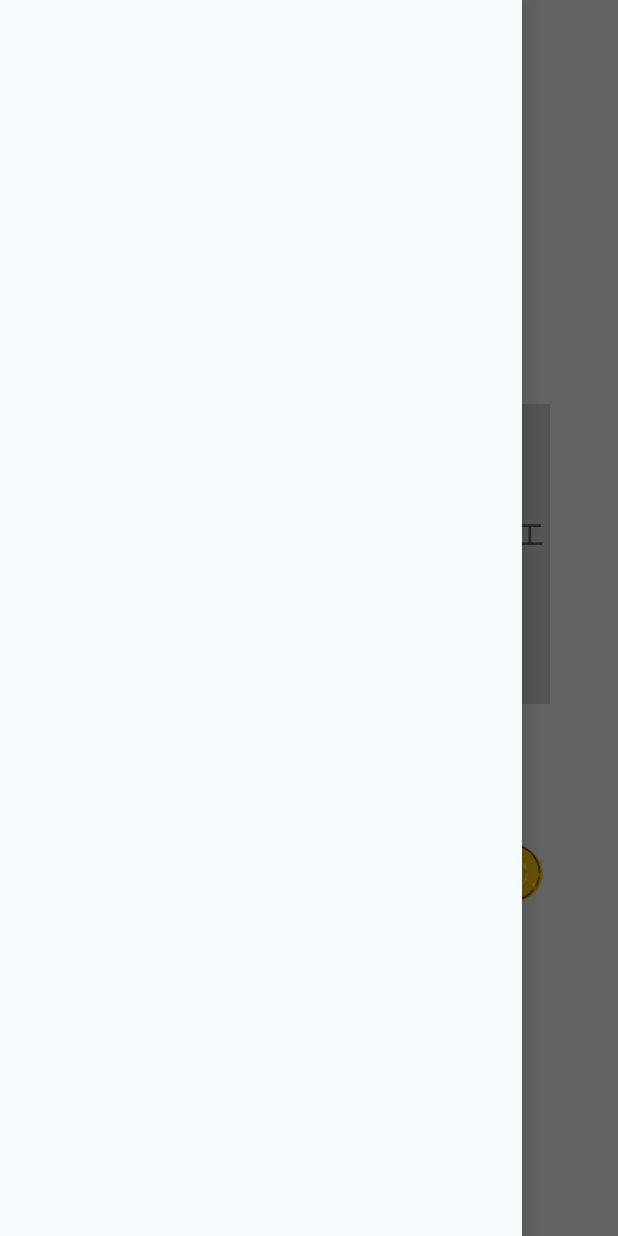
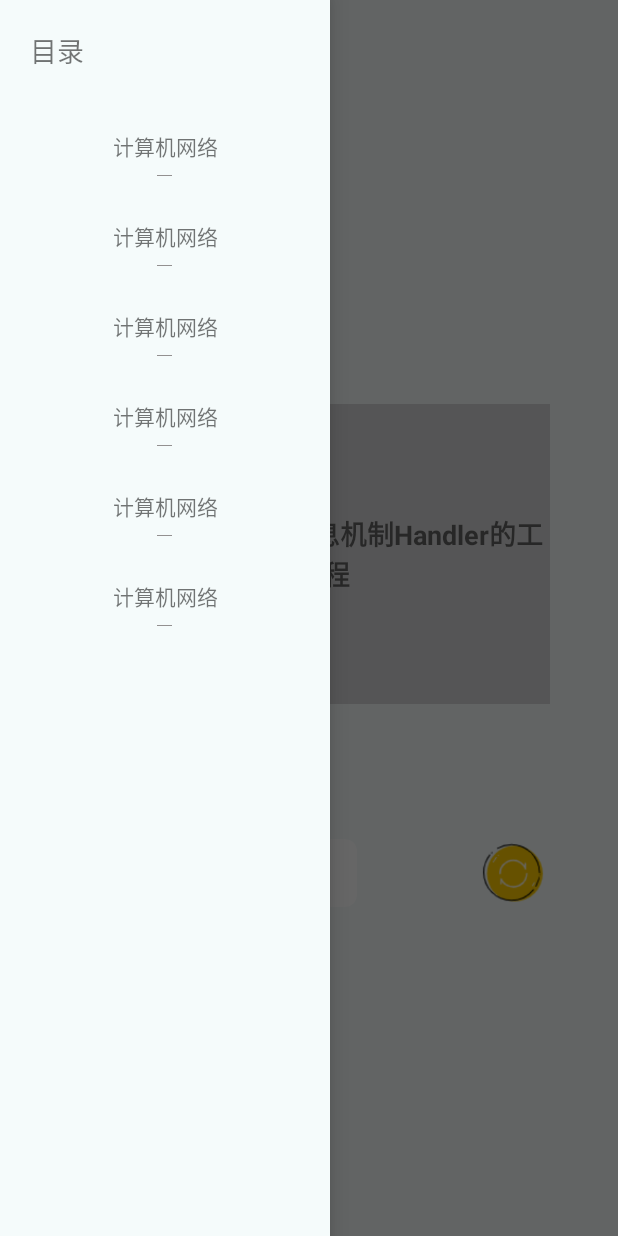
Before and after one commit to NahFang/CardStudy, an Android app: the MainActivity screen opened directly, with no data from a screen before it, with the side drawer open, on a phone screen of 412 x 824 dp. Run offline under Robolectric (Android 15) with nearby library versions, the phone set to English and light mode, and no system bars; our stand-ins replace data binding.

Commit message:
init layout of drawer and has finished its logic of close

```diff
--- a/app/build.gradle
+++ b/app/build.gradle
@@ -3,6 +3,7 @@ plugins {
     //Navigation
     id("androidx.navigation.safeargs")
 }
+
 
 android {
     compileSdkVersion 31
@@ -10,6 +11,7 @@ android {
     dataBinding{
         enabled = true
     }
+
 
     defaultConfig {
         applicationId "com.nahfang.studycard"
--- a/app/src/main/java/com/nahfang/studycard/fragment/CardViewModel.java
+++ /dev/null
@@ -1,12 +0,0 @@
-package com.nahfang.studycard.fragment;
-
-import android.util.Log;
-
-import com.nahfang.studycard.common.BaseViewModel;
-
-public class CardViewModel extends BaseViewModel {
-    // TODO: Implement the ViewModel
-    public void print(){
-        Log.d("testa","aaaa");
-    }
-}
--- a/app/src/main/java/com/nahfang/studycard/fragment/MainFragment.java
+++ b/app/src/main/java/com/nahfang/studycard/fragment/MainFragment.java
@@ -5,19 +5,24 @@ package com.nahfang.studycard.fragment;
 import android.os.Bundle;
 import androidx.annotation.Nullable;
 import androidx.fragment.app.Fragment;
-import androidx.viewpager2.widget.ViewPager2;
+import androidx.fragment.app.FragmentManager;
+import androidx.fragment.app.FragmentTransaction;
+
 import android.view.View;
 import com.nahfang.studycard.R;
-import com.nahfang.studycard.ViewPagerAdapter;
 import com.nahfang.studycard.common.BaseVMFragment;
 import com.nahfang.studycard.common.BaseViewModel;
 import com.nahfang.studycard.databinding.FragmentMainBinding;
+import com.nahfang.studycard.fragment.card.CardFragment;
+
 import java.util.ArrayList;
 
 
 public class MainFragment extends BaseVMFragment<FragmentMainBinding> implements View.OnClickListener {
 
-    MainViewModel viewModel = null;
+    private MainViewModel viewModel = null;
+    private FragmentManager fragmentManager = null;
+    private FragmentTransaction transaction = null;
 
     private ArrayList<Fragment> fragments = new ArrayList<>();
     @Override
@@ -36,7 +41,8 @@ public class MainFragment extends BaseVMFragment<FragmentMainBinding> implements
     public void onActivityCreated(@Nullable Bundle savedInstanceState) {
         super.onActivityCreated(savedInstanceState);
 
-        //为viewpager设置adapter
+        //存在问题暂时下架
+        /*//为viewpager设置adapter
         ViewPagerAdapter adapter = new ViewPagerAdapter(this);
         adapter.setData(fragments);
         mBinding.viewpagerMain.setAdapter(adapter);
@@ -51,10 +57,12 @@ public class MainFragment extends BaseVMFragment<FragmentMainBinding> implements
                    case 2 : mBinding.navigationBottom.setVisibility(View.GONE); break;
                }
            }
-        });
+        });*/
         mBinding.buttonCard.setOnClickListener(this);
         mBinding.buttonContainer.setOnClickListener(this);
         mBinding.buttonRecord.setOnClickListener(this);
+        fragmentManager = this.getChildFragmentManager();
+        replaceFragment(fragments.get(0));
 
 
     }
@@ -67,13 +75,20 @@ public class MainFragment extends BaseVMFragment<FragmentMainBinding> implements
     @Override
     public void onClick(View view) {
         if (mBinding.buttonCard.equals(view)) {
-            mBinding.viewpagerMain.setCurrentItem(0);
+           replaceFragment(fragments.get(0));
         } else if (mBinding.buttonContainer.equals(view)) {
-            mBinding.viewpagerMain.setCurrentItem(1);
+            replaceFragment(fragments.get(1));
         }else if (mBinding.buttonRecord.equals(view)) {
-            mBinding.viewpagerMain.setCurrentItem(2);
+            replaceFragment(fragments.get(2));
         }
     }
+
+    private void replaceFragment(Fragment fragment) {
+        transaction = fragmentManager.beginTransaction();
+        transaction.replace(R.id.container_fragment_main, fragment);
+        transaction.commit();
+    }
+
 
     @Override
     protected void initViewModel() {
--- a/app/src/main/java/com/nahfang/studycard/fragment/CardFragment.java
+++ b/app/src/main/java/com/nahfang/studycard/fragment/card/CardFragment.java
@@ -1,26 +1,20 @@
-package com.nahfang.studycard.fragment;
+package com.nahfang.studycard.fragment.card;
 
-import androidx.core.view.GravityCompat;
 import androidx.drawerlayout.widget.DrawerLayout;
-import androidx.lifecycle.ViewModelProvider;
 
 import android.os.Bundle;
 
 import androidx.annotation.NonNull;
 import androidx.annotation.Nullable;
-import androidx.fragment.app.Fragment;
+import androidx.lifecycle.Observer;
+import androidx.recyclerview.widget.LinearLayoutManager;
 
 import android.view.Gravity;
-import android.view.LayoutInflater;
 import android.view.MotionEvent;
 import android.view.View;
-import android.view.ViewGroup;
 import android.widget.LinearLayout;
 
 import com.nahfang.studycard.R;
-import com.nahfang.studycard.common.BaseFragment;
-import com.nahfang.studycard.common.BaseVMFragment;
-import com.nahfang.studycard.common.BaseViewModel;
 import com.nahfang.studycard.common.SingleVMFragment;
 import com.nahfang.studycard.databinding.FragmentCardBinding;
 
@@ -35,12 +29,29 @@ import java.util.ArrayList;
  * created by nahfang  qq: 2216812142
  */
 
-public class CardFragment extends SingleVMFragment<FragmentCardBinding,CardViewModel> implements View.OnClickListener, DrawerLayout.DrawerListener, View.OnTouchListener {
-    CardViewModel viewModel = null;
-    LinearLayout l = null;
+public class CardFragment extends SingleVMFragment<FragmentCardBinding, CardViewModel> implements View.OnClickListener, DrawerLayout.DrawerListener, View.OnTouchListener {
+    private LinearLayout l = null;
+    private DrawerRVAdapter drawerRVAdapter;
 
-    public static CardFragment newInstance() {
-        return new CardFragment();
+
+    @Override
+    protected void initObserver() {
+        mBinding.setViewModle(viewmodel);
+        drawerRVAdapter = new DrawerRVAdapter();
+        drawerRVAdapter.setCardViewModel(viewmodel);
+        viewmodel.listCategory.observe(this, new Observer<ArrayList<String>>() {
+            @Override
+            public void onChanged(ArrayList<String> strings) {
+                drawerRVAdapter.setDatalist(strings);
+            }
+        });
+        viewmodel.name_categorys.observe(this, new Observer<String>() {
+            @Override
+            public void onChanged(String s) {
+                mBinding.textCategory.setText(s);
+                mBinding.mainDrawerlayout.close();
+            }
+        });
     }
 
 
@@ -58,8 +69,14 @@ public class CardFragment extends SingleVMFragment<FragmentCardBinding,CardViewM
         mBinding.mainDrawerlayout.addDrawerListener(this);
         mBinding.mainDrawerlayout.setOnTouchListener(this);
         mBinding.btRefresh.setOnClickListener(this);
+        viewmodel.getCategoty();
+        mBinding.recyclerviewDrawer.setAdapter(drawerRVAdapter);
+        LinearLayoutManager linearLayoutManager = new LinearLayoutManager(getContext());
+        linearLayoutManager.setOrientation(LinearLayoutManager.VERTICAL);
+        mBinding.recyclerviewDrawer.setLayoutManager(linearLayoutManager);
 
-        viewmodel.print();
+
+
     }
 
    /* @Override
@@ -79,10 +96,7 @@ public class CardFragment extends SingleVMFragment<FragmentCardBinding,CardViewM
         return CardViewModel.class;
     }
 
-    @Override
-    protected void initObserver() {
 
-    }
 
 
     @Override
@@ -123,7 +137,7 @@ public class CardFragment extends SingleVMFragment<FragmentCardBinding,CardViewM
     public boolean onTouch(View view, MotionEvent motionEvent) {
         if(view.equals(mBinding.mainDrawerlayout) ){
             mBinding.mainDrawerlayout.getParent().requestDisallowInterceptTouchEvent(true);
-            //&& motionEvent.equals(MotionEvent.ACTION_DOWN)
+
         }
         return false;
     }
--- /dev/null
+++ b/app/src/main/java/com/nahfang/studycard/fragment/card/CardViewModel.java
@@ -0,0 +1,34 @@
+package com.nahfang.studycard.fragment.card;
+
+import androidx.lifecycle.LiveData;
+import androidx.lifecycle.MutableLiveData;
+
+import com.nahfang.studycard.common.BaseViewModel;
+
+import java.util.ArrayList;
+
+public class CardViewModel extends BaseViewModel {
+    private ArrayList<String> arr_category_drawer = new ArrayList<>();
+    private MutableLiveData<ArrayList<String>> _listCategory = new MutableLiveData<>();
+    public LiveData<ArrayList<String>> listCategory = _listCategory;
+
+    private MutableLiveData<String> _name_categorys = new MutableLiveData<>();
+    public LiveData<String> name_categorys = _name_categorys;
+
+    public void getCategoty() {
+        arr_category_drawer.add("计算机网络");
+        arr_category_drawer.add("计算机网络");
+        arr_category_drawer.add("计算机网络");
+        arr_category_drawer.add("计算机网络");
+        arr_category_drawer.add("计算机网络");
+        arr_category_drawer.add("计算机网络");
+        _listCategory.setValue(arr_category_drawer);
+    }
+
+    //切换分类
+    public void ToggleCategory(String s_cateGory) {
+        _name_categorys.setValue(s_cateGory);
+    }
+    // TODO: Implement the ViewModel
+
+}
--- /dev/null
+++ b/app/src/main/java/com/nahfang/studycard/fragment/card/DrawerRVAdapter.java
@@ -0,0 +1,64 @@
+package com.nahfang.studycard.fragment.card;
+
+import android.view.LayoutInflater;
+import android.view.View;
+import android.view.ViewGroup;
+import android.widget.TextView;
+
+import androidx.annotation.NonNull;
+import androidx.recyclerview.widget.RecyclerView;
+
+import com.nahfang.studycard.R;
+
+import java.util.ArrayList;
+
+public class DrawerRVAdapter extends RecyclerView.Adapter<DrawerRVAdapter.ViewHodle> {
+
+    private ArrayList<String> datalist;
+    private CardViewModel cardViewModel;
+
+    public void setDatalist(ArrayList<String> list) {
+        datalist = list;
+    }
+    public void setCardViewModel(CardViewModel cardViewModel) {
+        this.cardViewModel = cardViewModel;
+    }
+
+    public static class ViewHodle extends RecyclerView.ViewHolder{
+        private final TextView textView;
+
+        public ViewHodle(@NonNull View view) {
+            super(view);
+            textView = (TextView) view.findViewById(R.id.name);
+        }
+        public TextView getTextView() {
+            return textView;
+        }
+    }
+
+    @NonNull
+    @Override
+    public DrawerRVAdapter.ViewHodle onCreateViewHolder(@NonNull ViewGroup parent, int viewType) {
+        View view = LayoutInflater.from(parent.getContext()).inflate(R.layout.item_rv_drawer,parent,false);
+        RecyclerView.ViewHolder viewHodler = new ViewHodle(view);
+        viewHodler.itemView.setOnClickListener(new View.OnClickListener() {
+            @Override
+            public void onClick(View view) {
+                //在这里完成切换分类的调用逻辑
+                String category = datalist.get(viewHodler.getPosition());
+                cardViewModel.ToggleCategory(category);
+            }
+        });
+        return (ViewHodle) viewHodler;
+    }
+
+    @Override
+    public void onBindViewHolder(@NonNull DrawerRVAdapter.ViewHodle holder, int position) {
+        holder.getTextView().setText(datalist.get(position));
+    }
+
+    @Override
+    public int getItemCount() {
+        return datalist.size();
+    }
+}
--- a/app/src/main/res/layout/fragment_card.xml
+++ b/app/src/main/res/layout/fragment_card.xml
@@ -1,13 +1,17 @@
 <?xml version="1.0" encoding="utf-8"?>
-<layout xmlns:android="http://schemas.android.com/apk/res/android">
+<layout xmlns:android="http://schemas.android.com/apk/res/android"
+    xmlns:app="http://schemas.android.com/apk/res-auto"
+    xmlns:tools="http://schemas.android.com/tools">
     <data>
+        <variable
+            name="viewModle"
+            type="com.nahfang.studycard.fragment.card.CardViewModel" />
 
     </data>
 
 
 <androidx.drawerlayout.widget.DrawerLayout
-    xmlns:app="http://schemas.android.com/apk/res-auto"
-    xmlns:tools="http://schemas.android.com/tools"
+
     android:id="@+id/main_drawerlayout"
     android:layout_width="match_parent"
     android:layout_height="match_parent">
@@ -15,7 +19,7 @@
 <androidx.constraintlayout.widget.ConstraintLayout
     android:layout_width="match_parent"
     android:layout_height="match_parent"
-    tools:context=".fragment.CardFragment">
+    tools:context=".fragment.card.CardFragment">
     <TextView
         android:id="@+id/textView"
         android:layout_width="match_parent"
@@ -75,10 +79,10 @@
         app:layout_constraintVertical_bias="0.023" />
 
     <TextView
-        android:id="@+id/textView2"
+        android:id="@+id/text_category"
         android:layout_width="wrap_content"
         android:layout_height="wrap_content"
-        android:text="Android"
+        android:text="未分类"
         android:textStyle="bold"
         app:layout_constraintBottom_toBottomOf="parent"
         app:layout_constraintEnd_toEndOf="parent"
@@ -89,11 +93,22 @@
 </androidx.constraintlayout.widget.ConstraintLayout>
 <LinearLayout
     android:id="@+id/main_drawer"
-    android:layout_width="match_parent"
+    android:layout_width="220dp"
     android:layout_height="match_parent"
     android:background="@color/bg_activityAndFragment"
     android:layout_gravity="left"
-    android:orientation="horizontal">
+    android:orientation="vertical">
+
+    <TextView
+        android:layout_width="wrap_content"
+        android:layout_height="wrap_content"
+        android:layout_margin="20dp"
+        android:textSize="18sp"
+        android:text="目录"/>
+    <androidx.recyclerview.widget.RecyclerView
+        android:id="@+id/recyclerview_drawer"
+        android:layout_width="match_parent"
+        android:layout_height="match_parent"/>
 
 </LinearLayout>
 <!--  这里需要解决的问题是当侧面菜单弹出时，我们需要将底部导航栏隐藏，所以这里需要考虑到的问题就我们该如何放置该侧面导航栏 -->
--- a/app/src/main/res/layout/fragment_main.xml
+++ b/app/src/main/res/layout/fragment_main.xml
@@ -13,13 +13,20 @@
     tools:context=".fragment.MainFragment"
     android:background="@color/bg_activityAndFragment"
     >
-
-    <androidx.viewpager2.widget.ViewPager2
+    <!-- 存在目前无法解决的问题下架 -->
+    <!--<androidx.viewpager2.widget.ViewPager2
         android:id="@+id/viewpager_main"
         android:layout_width="match_parent"
         android:layout_height="match_parent">
 
-    </androidx.viewpager2.widget.ViewPager2>
+    </androidx.viewpager2.widget.ViewPager2>-->
+    <FrameLayout
+        android:id="@+id/container_fragment_main"
+        android:layout_width="match_parent"
+        android:layout_height="match_parent">
+
+    </FrameLayout>
+
     <LinearLayout
         android:id="@+id/navigation_bottom"
         android:layout_width="match_parent"
--- /dev/null
+++ b/app/src/main/res/layout/item_rv_drawer.xml
@@ -0,0 +1,32 @@
+<?xml version="1.0" encoding="utf-8"?>
+<androidx.constraintlayout.widget.ConstraintLayout xmlns:android="http://schemas.android.com/apk/res/android"
+    xmlns:app="http://schemas.android.com/apk/res-auto"
+    android:layout_width="match_parent"
+    android:layout_height="wrap_content">
+
+    <TextView
+        android:id="@+id/name"
+        android:layout_width="match_parent"
+        android:layout_height="60dp"
+        android:gravity="center"
+        app:layout_constraintBottom_toBottomOf="parent"
+        app:layout_constraintEnd_toEndOf="parent"
+        app:layout_constraintHorizontal_bias="0.0"
+        app:layout_constraintStart_toStartOf="parent"
+        app:layout_constraintTop_toTopOf="parent"
+        app:layout_constraintVertical_bias="1.0" />
+
+    <View
+        android:id="@+id/view"
+        android:layout_width="10dp"
+        android:layout_height="0.1dp"
+        android:layout_margin="10dp"
+        android:background="#939090"
+        app:layout_constraintBottom_toBottomOf="parent"
+        app:layout_constraintEnd_toEndOf="parent"
+        app:layout_constraintHorizontal_bias="0.498"
+        app:layout_constraintStart_toStartOf="parent"
+        app:layout_constraintTop_toTopOf="@+id/name"
+        app:layout_constraintVertical_bias="1.0" />
+
+</androidx.constraintlayout.widget.ConstraintLayout>
```
